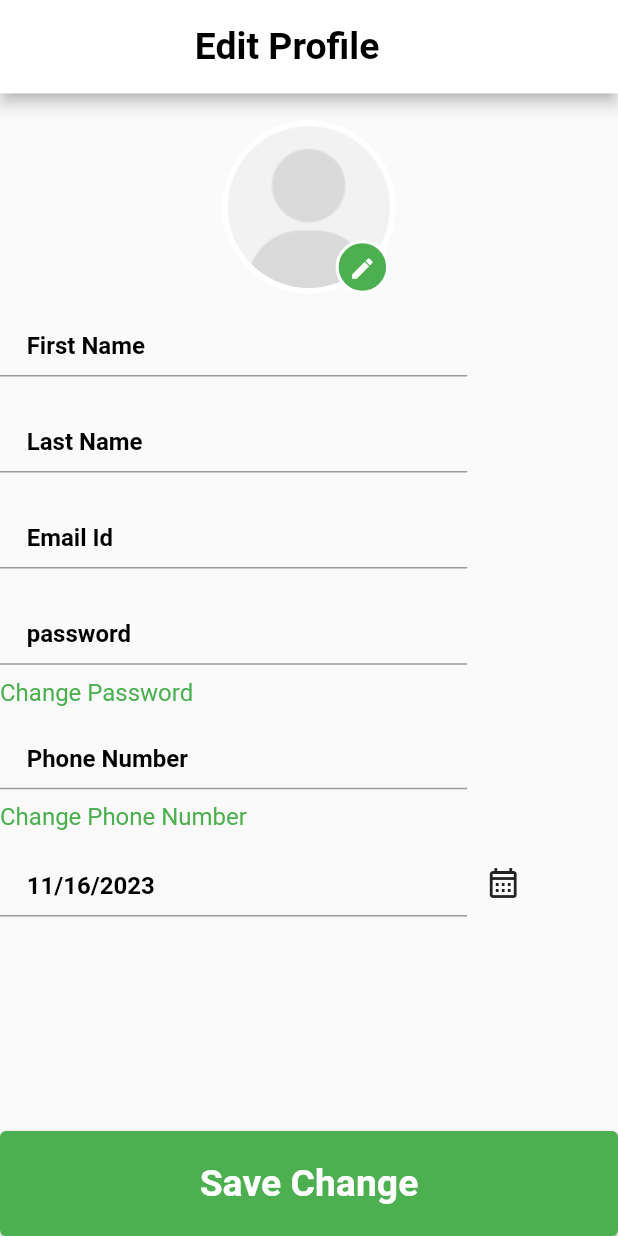
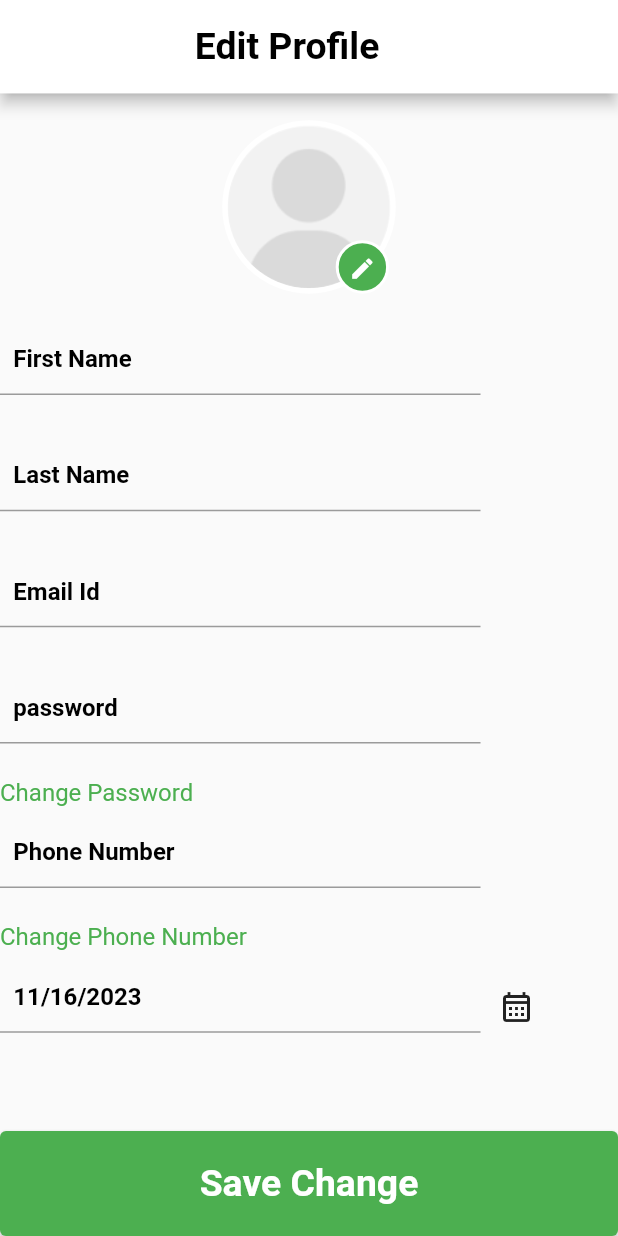
Before and after one commit to LET-BE-X/Givegi, a Flutter app: the EditProfile screen opened directly, on a phone screen of 412 x 824 dp. Run offline on Flutter 3.47's test engine with Material 2 defaults, Android fonts, the phone set to English and light mode, and no system bars; our stand-ins replace carousel_slider, curved_navigation_bar, flutter_screenutil, flutter_svg, gap, geolocator and 4 more; missing offline and left inert: flutter_verification_code, open_street_map_search_and_pick.

Commit message:
minor change

```diff
--- a/lib/view/ProfileScreen/Screens/Edit_Profile.dart
+++ b/lib/view/ProfileScreen/Screens/Edit_Profile.dart
@@ -57,6 +57,7 @@ class _EditProfileState extends State<EditProfile> {
                       shape: BoxShape.circle,
                     ),
                     child: ClipOval(
+
                       child: controller.profileimgpath.isEmpty
                           ? Image.asset(
                               profilepic,
@@ -95,13 +96,10 @@ class _EditProfileState extends State<EditProfile> {
 
                 ]),
               ),
-              Gap(5.h),
+              Gap(15.h),
               customtextbox(hint: "First Name", ispass: false),
-              Gap(5.h),
               customtextbox(hint: "Last Name", ispass: false),
-              Gap(5.h),
               customtextbox(hint: "Email Id", ispass: false),
-              Gap(5.h),
               Column(
                 mainAxisAlignment: MainAxisAlignment.start,
                 crossAxisAlignment: CrossAxisAlignment.start,
@@ -115,7 +113,6 @@ class _EditProfileState extends State<EditProfile> {
                       .make()
                 ],
               ),
-              Gap(5.h),
               Column(
                 mainAxisAlignment: MainAxisAlignment.start,
                 crossAxisAlignment: CrossAxisAlignment.start,
@@ -125,14 +122,14 @@ class _EditProfileState extends State<EditProfile> {
                       ispass: false,
                       type: TextInputType.number),
                   "Change Phone Number"
-                      .text
+                      .text.ellipsis
                       .start
                       .size(16)
                       .color(Colors.green)
-                      .make()
+                      .make().onTap(() { })
                 ],
               ),
-              Gap(5.h),
+
               customtextbox(
                 hint: DateFormat.yMd().format(_selecteddate),
                 ispass: false,
@@ -143,7 +140,7 @@ class _EditProfileState extends State<EditProfile> {
                   },
                 ),
               ),
-              Gap(10.h),
+
             ],
           ),
         ),
--- a/lib/view/ProfileScreen/Widgets/customtextbox.dart
+++ b/lib/view/ProfileScreen/Widgets/customtextbox.dart
@@ -7,6 +7,7 @@ import 'package:velocity_x/velocity_x.dart';
 
 Widget customtextbox({String? hint, controller, ispass, type, Widget? widget}) {
   return Column(
+
     crossAxisAlignment: CrossAxisAlignment.start,
     children: [
       7.h.heightBox,
@@ -16,10 +17,11 @@ Widget customtextbox({String? hint, controller, ispass, type, Widget? widget}) {
             keyboardType: type,
             obscureText: ispass,
             controller: controller,
+            autofocus: RenderObject.debugCheckingIntrinsics,
 
             decoration: InputDecoration(
-              contentPadding: EdgeInsets.only(left: 20.h, right: 20.h),
-              constraints: BoxConstraints.expand(width: 350.h, height: 50.h),
+              contentPadding: EdgeInsets.only(left: 10.h),
+              constraints: BoxConstraints.expand(width: 360.h, height: 70.h),
               hintStyle:
                   TextStyle(fontWeight: FontWeight.w600, color: Colors.black),
               hintText: hint,
```
Also changed, not shown: lib/view/HomeScreen/Screens/Home_Screens.dart (+7 -5 lines), lib/view/HomeScreen/Widgets/products_list.dart (+13 -14 lines), lib/view/splashscreen/Screens/SplashScreen.dart (+11 -15 lines).
